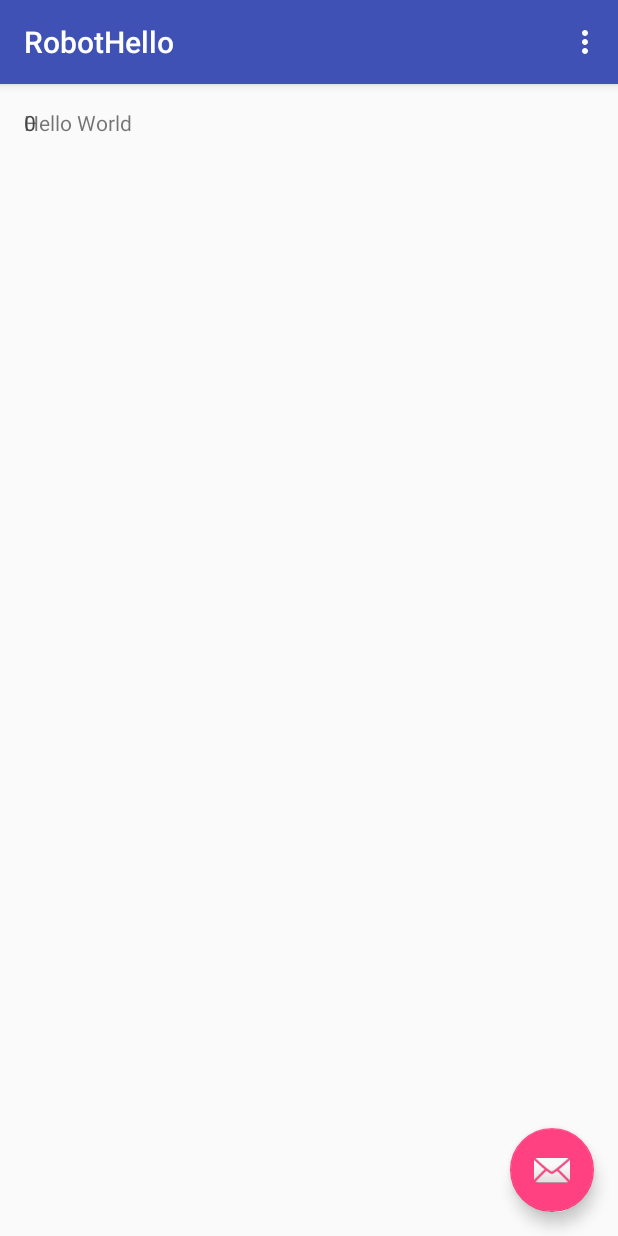
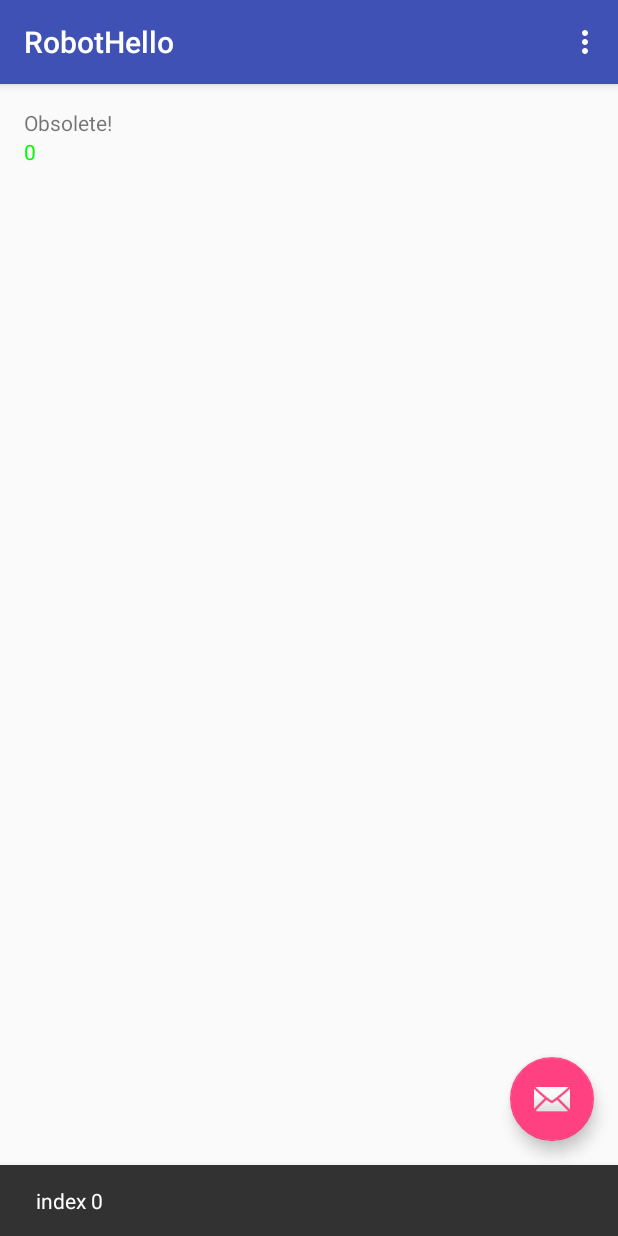
Before and after one commit to invisible-college/robot-heart, an Android app: the screen it shows after launch (MainActivity), after a tap on an icon or button, on a phone screen of 412 x 824 dp. Run offline under Robolectric (Android 15) with nearby library versions, the phone set to English and light mode, and no system bars.

Commit message:
Add dynamically generated text views. The first one works, but none of the others do. Moving on.

```diff
--- a/robot-hello/app/src/main/java/college/invisible/robothello/MainActivity.java
+++ b/robot-hello/app/src/main/java/college/invisible/robothello/MainActivity.java
@@ -17,12 +17,20 @@ public class MainActivity extends AppCompatActivity {
 
     enum Side { QUESTION, ANSWER };
 
+    /* Click listener for floating action button */
     private class ClickListener implements View.OnClickListener {
 
         private RelativeLayout rootView;
         private Context context;
         private FloatingActionButton fab;
-        private int childIndex = 0;
+        private int currentId;
+        private int previousId;
+        private int index;
+
+        public ClickListener(int previousId) {
+            this.previousId = previousId;
+            this.index = 0;
+        }
 
         public void setRootView(RelativeLayout rootView) {
             this.rootView = rootView;
@@ -34,15 +42,35 @@ public class MainActivity extends AppCompatActivity {
 
         public void setFab(FloatingActionButton fab) {
             this.fab = fab;
+            this.fab.setOnClickListener(this);
         }
 
         @Override
         public void onClick(View view) {
             TextView tv = new TextView(this.context);
-            tv.setText(Integer.toString(childIndex));
-            childIndex += 1;
-            tv.setTextColor(Color.DKGRAY);
-            this.rootView.addView(tv);
+            tv.setText(Integer.toString(this.index));
+
+            tv.setTextColor(Color.GREEN);
+            RelativeLayout.LayoutParams rl = new RelativeLayout.LayoutParams(
+                    RelativeLayout.LayoutParams.WRAP_CONTENT,
+                    RelativeLayout.LayoutParams.MATCH_PARENT
+            );
+
+            TextView previousTv = (TextView) findViewById(this.previousId);
+            previousTv.setText("Obsolete!");
+
+            // Make it below the previous child, with id minus one
+            rl.addRule(RelativeLayout.BELOW, this.previousId);
+            this.currentId = this.previousId + 1;
+            System.out.println("index" + this.index);
+            Snackbar.make(view, "index " + this.index, Snackbar.LENGTH_LONG)
+                    .setAction("Action", null).show();
+            tv.setId(this.currentId);
+            System.out.println("Previous id" + this.previousId);
+            this.previousId = this.currentId;
+            this.index += 1;
+
+            this.rootView.addView(tv, rl);
                 /*
                 Snackbar.make(view, "Replace with your own action", Snackbar.LENGTH_LONG)
                         .setAction("Action", null).show();
@@ -66,19 +94,21 @@ public class MainActivity extends AppCompatActivity {
         RelativeLayout rootView = (RelativeLayout) this.findViewById(R.id.relative_view);
         Context context = rootView.getContext();
 
-        FloatingActionButton fab = (FloatingActionButton) findViewById(R.id.fab);
-        ClickListener clickListener = new ClickListener();
-
-        clickListener.setContext(context);
-        clickListener.setFab(fab);
-        clickListener.setRootView(rootView);
-        fab.setOnClickListener(clickListener);
 
 
         // Populate the textview once here to be used later in onClick
         tv = (TextView) findViewById(R.id.hello_view);
         String helloString = getResources().getString(R.string.hello_string);
         tv.setText(helloString);
+
+        FloatingActionButton fab = (FloatingActionButton) findViewById(R.id.fab);
+
+        // Create the click listener with the previous text view
+        ClickListener clickListener = new ClickListener(tv.getId());
+        clickListener.setContext(context);
+        clickListener.setFab(fab); // this also sets the click listener on the fab
+        clickListener.setRootView(rootView);
+
     }
 
     @Override
```
